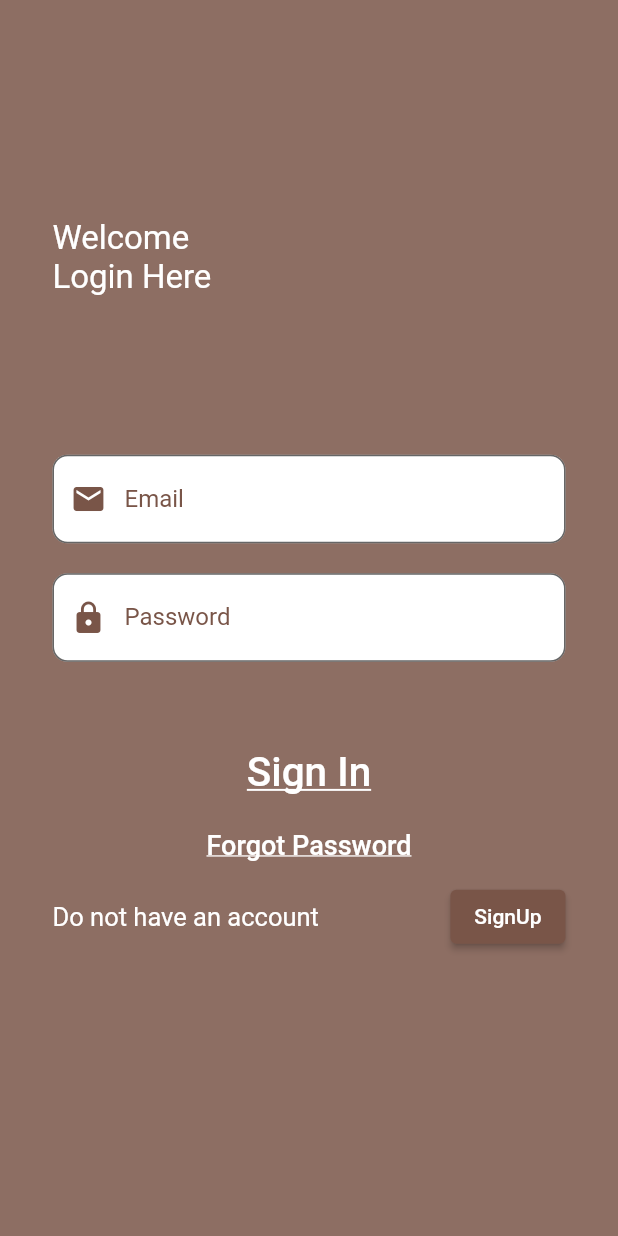
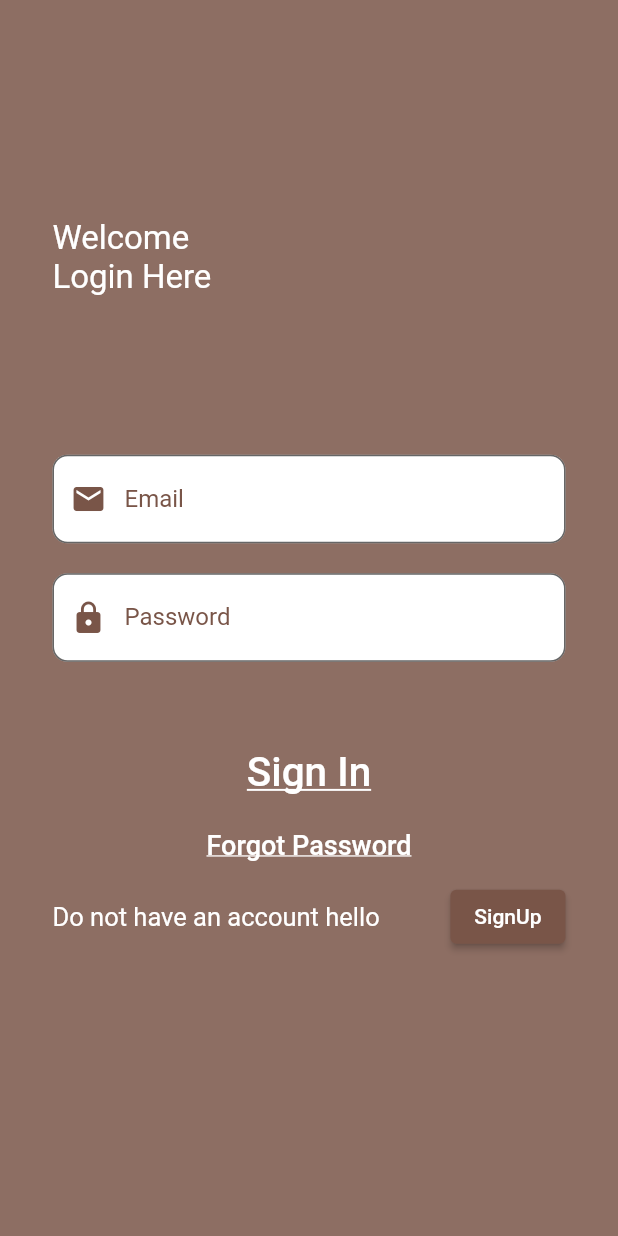
Before and after one commit to priya-mantravat/signin, a Flutter app: the screen it shows after launch, on a phone screen of 412 x 824 dp. Run offline on Flutter 3.47's test engine with Material 2 defaults, Android fonts, the phone set to English and light mode, and no system bars; our stand-ins replace firebase_auth, firebase_core, get, image_picker; accounts and stored records are empty.

```diff
--- a/lib/login.dart
+++ b/lib/login.dart
@@ -141,7 +141,7 @@ class _MyLoginState extends State<MyLogin> {
                         child:Row(
                           mainAxisAlignment: MainAxisAlignment.spaceBetween,
                           children: [
-                            const Text('Do not have an account' ,
+                            const Text('Do not have an account hello' ,
                               style: TextStyle(
                                 color: Colors.white,
                                 fontSize: 17,
```
